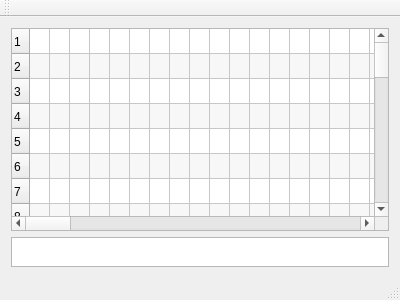
First picture: the form in mainwindow.ui, repository palaeoware/trevosim, before the edit.
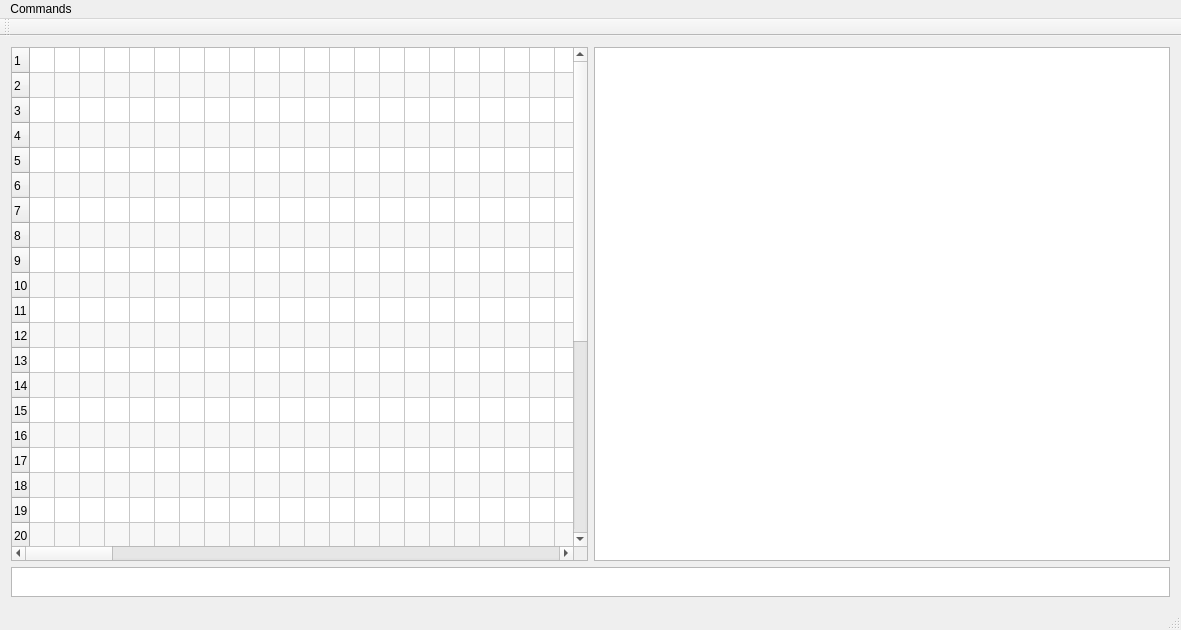
Second picture: the form after the edit.

```diff
--- a/mainwindow.ui
+++ b/mainwindow.ui
@@ -6,8 +6,8 @@
    <rect>
     <x>0</x>
     <y>0</y>
-    <width>400</width>
-    <height>300</height>
+    <width>1181</width>
+    <height>630</height>
    </rect>
   </property>
   <property name="windowTitle">
@@ -25,6 +25,8 @@
    </property>
    <layout class="QVBoxLayout" name="verticalLayout">
     <item>
+     <layout class="QHBoxLayout" name="horizontalLayout">
+      <item>
      <widget class="QTableWidget" name="character_Display">
       <property name="horizontalScrollBarPolicy">
        <enum>Qt::ScrollBarAsNeeded</enum>
@@ -56,15 +58,15 @@
       <attribute name="horizontalHeaderCascadingSectionResizes">
        <bool>true</bool>
       </attribute>
+        <attribute name="horizontalHeaderMinimumSectionSize">
+         <number>25</number>
+        </attribute>
       <attribute name="horizontalHeaderDefaultSectionSize">
-       <number>20</number>
+         <number>25</number>
       </attribute>
       <attribute name="horizontalHeaderHighlightSections">
        <bool>false</bool>
       </attribute>
-      <attribute name="horizontalHeaderMinimumSectionSize">
-       <number>20</number>
-      </attribute>
       <attribute name="verticalHeaderVisible">
        <bool>true</bool>
       </attribute>
@@ -247,7 +249,19 @@
      </widget>
     </item>
     <item>
-     <widget class="QTextBrowser" name="tree_Display">
+       <widget class="QTextEdit" name="testLog">
+        <property name="enabled">
+         <bool>true</bool>
+        </property>
+        <property name="textInteractionFlags">
+         <set>Qt::TextSelectableByMouse</set>
+        </property>
+       </widget>
+      </item>
+     </layout>
+    </item>
+    <item>
+     <widget class="QTextBrowser" name="treeDisplay">
       <property name="sizePolicy">
        <sizepolicy hsizetype="Expanding" vsizetype="Minimum">
         <horstretch>0</horstretch>
@@ -290,10 +304,24 @@
     <rect>
      <x>0</x>
      <y>0</y>
-     <width>400</width>
+     <width>1181</width>
      <height>22</height>
     </rect>
    </property>
+   <widget class="QMenu" name="menuCommands">
+    <property name="title">
+     <string>Commands</string>
+    </property>
+    <addaction name="actionSave_current_settings"/>
+    <addaction name="actionSave_settings_as"/>
+    <addaction name="actionLoad_settings_from_file"/>
+    <addaction name="actionRestore_default_settings"/>
+    <addaction name="actionFitness_histogram"/>
+    <addaction name="actionRun_tests"/>
+    <addaction name="actionSet_uninformative_factor"/>
+    <addaction name="actionRandom_seed"/>
+   </widget>
+   <addaction name="menuCommands"/>
   </widget>
   <widget class="QToolBar" name="mainToolBar">
    <property name="toolButtonStyle">
```
Left out of the diff: 73 changed lines with no effect on the pictures. Lines whose indentation alone changed are shown as unchanged.
